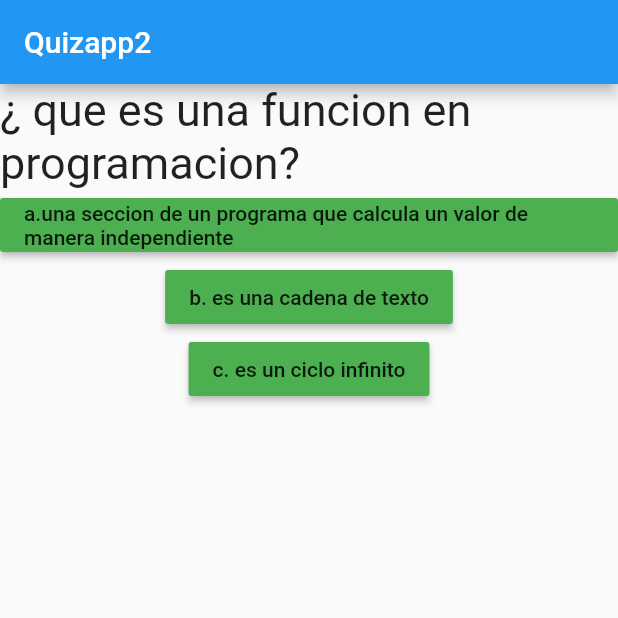
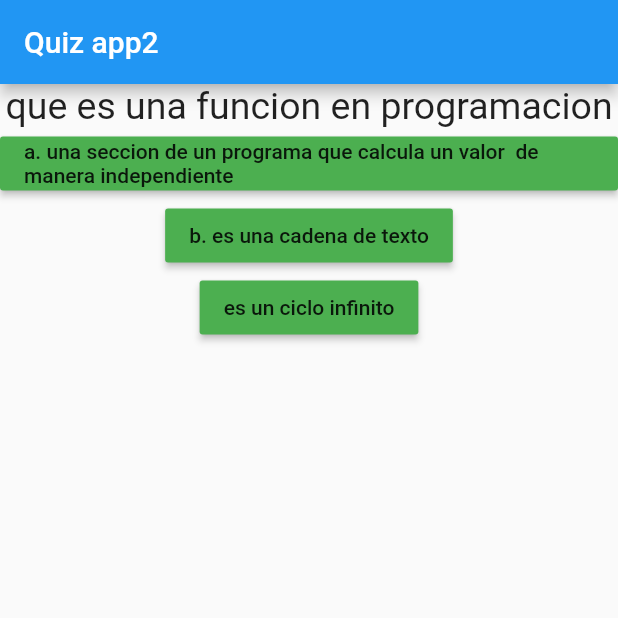
Before and after one commit to james9315/flutter-quiz, a Flutter app: the screen it shows after launch, on a phone screen of 412 x 824 dp, the top half of it. Run offline on Flutter 3.47's test engine with Material 2 defaults, Android fonts, the phone set to English and light mode, and no system bars.

Commit message:
se separa quiz app2 a widget

```diff
--- a/lib/main.dart
+++ b/lib/main.dart
@@ -1,4 +1,7 @@
 import 'package:flutter/material.dart';
+import 'package:quiz_app2/pregunta.dart';
+import 'package:quiz_app2/preguntaQuiz.dart';
+import 'package:quiz_app2/respuesta.dart';
 
 void main() {
   runApp(MaterialApp(
@@ -12,39 +15,11 @@ class Quizapp2 extends StatelessWidget {
   Widget build(BuildContext context) {
     return Scaffold(
         appBar: AppBar(
-          title: Text('Quizapp2'),
+          title: Text('Quiz app2'),
         ),
-        body: Column(children: [
-          Center(
-            child: Text(
-              '¿ que es una funcion en programacion?',
-              style: TextStyle(
-                fontSize: 30,
-              ),
-            ),
-          ),
-          RaisedButton(
-            disabledColor: Colors.amber,
-            child: Text(
-                'a.una seccion de un programa que calcula un valor de manera independiente'),
-            splashColor: Colors.amber,
-            color: Colors.green,
-            onPressed: () {},
-          ),
-          RaisedButton(
-            disabledColor: Colors.amber,
-            child: Text('b. es una cadena de texto'),
-            splashColor: Colors.amber,
-            color: Colors.green,
-            onPressed: () {},
-          ),
-          RaisedButton(
-            disabledColor: Colors.amber,
-            child: Text('c. es un ciclo infinito'),
-            splashColor: Colors.amber,
-            color: Colors.green,
-            onPressed: () {},
-          )
-        ]));
+        body: Container(
+          width: double.infinity,
+          child: PreguntaQuiz(),
+        ));
   }
 }
--- /dev/null
+++ b/lib/pregunta.dart
@@ -0,0 +1,12 @@
+import 'package:flutter/material.dart';
+
+class Pregunta extends StatelessWidget {
+  @override
+  Widget build(BuildContext context) {
+    return Text(
+      'que es una funcion en programacion',
+      style: TextStyle(fontSize: 25),
+      textAlign: TextAlign.center,
+    );
+  }
+}
--- /dev/null
+++ b/lib/preguntaQuiz.dart
@@ -0,0 +1,16 @@
+import 'package:flutter/material.dart';
+import 'package:quiz_app2/pregunta.dart';
+import 'package:quiz_app2/respuesta.dart';
+
+class PreguntaQuiz extends StatelessWidget {
+  @override
+  Widget build(BuildContext context) {
+    return Column(children: [
+      Pregunta(),
+      Respuesta(
+          'a. una seccion de un programa que calcula un valor  de manera independiente'),
+      Respuesta('b. es una cadena de texto'),
+      Respuesta('es un ciclo infinito'),
+    ]);
+  }
+}
--- /dev/null
+++ b/lib/respuesta.dart
@@ -0,0 +1,13 @@
+import 'package:flutter/material.dart';
+
+class Respuesta extends StatelessWidget {
+  final String content;
+
+  Respuesta(this.content);
+
+  @override
+  Widget build(BuildContext context) {
+    return RaisedButton(
+        child: Text(content), onPressed: () {}, color: Colors.green);
+  }
+}
```
